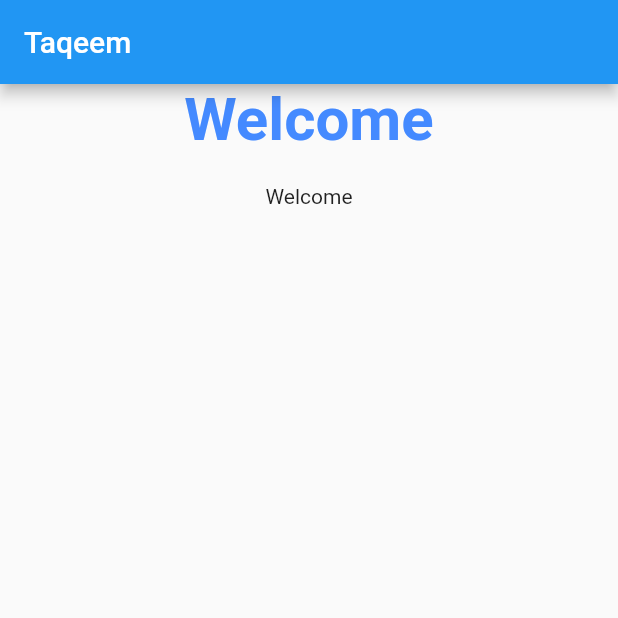
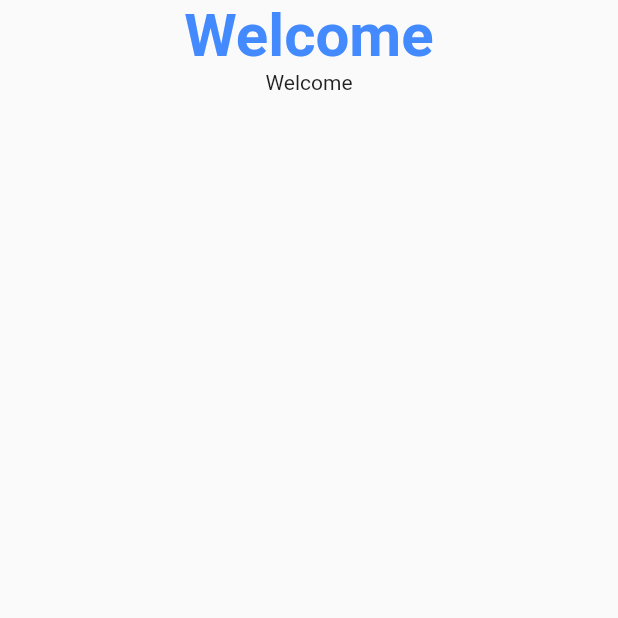
Before and after one commit to AbdullaKhedr/Taqeem, a Flutter app: the screen it shows after launch, on a phone screen of 412 x 824 dp, the top half of it. Run offline on Flutter 3.47's test engine with Material 2 defaults, Android fonts, the phone set to English and light mode, and no system bars; our stand-ins replace firebase_core; accounts and stored records are empty.

Commit message:
Update main.dart

```diff
--- a/lib/main.dart
+++ b/lib/main.dart
@@ -33,9 +33,6 @@ class LoginPage extends StatelessWidget {
   @override
   Widget build(BuildContext context) {
     return Scaffold(
-      appBar: AppBar(
-        title: const Text("Taqeem"),
-      ),
       body: Center(
         child: Column(
           children: const [
@@ -46,10 +43,8 @@ class LoginPage extends StatelessWidget {
                   fontSize: 40,
                   fontWeight: FontWeight.bold),
             ),
-            SizedBox(
-              height: 20.0,
-            ),
             Text("Welcome"),
+            SizedBox(height: 20.0),
           ],
         ),
       ),
```
